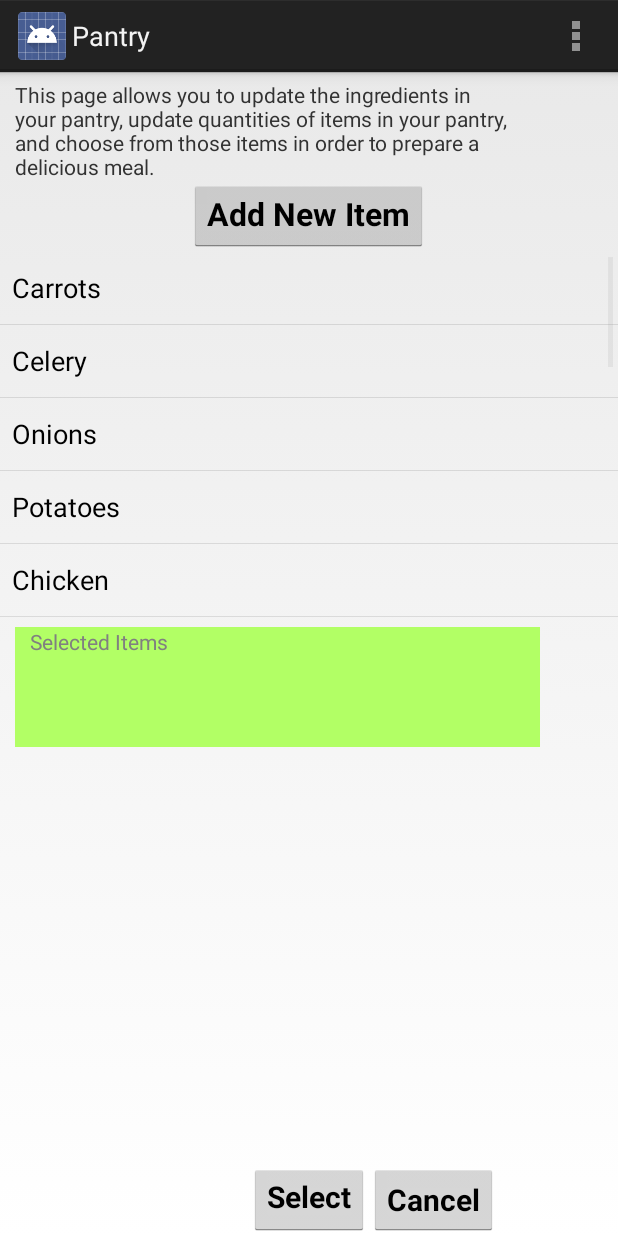
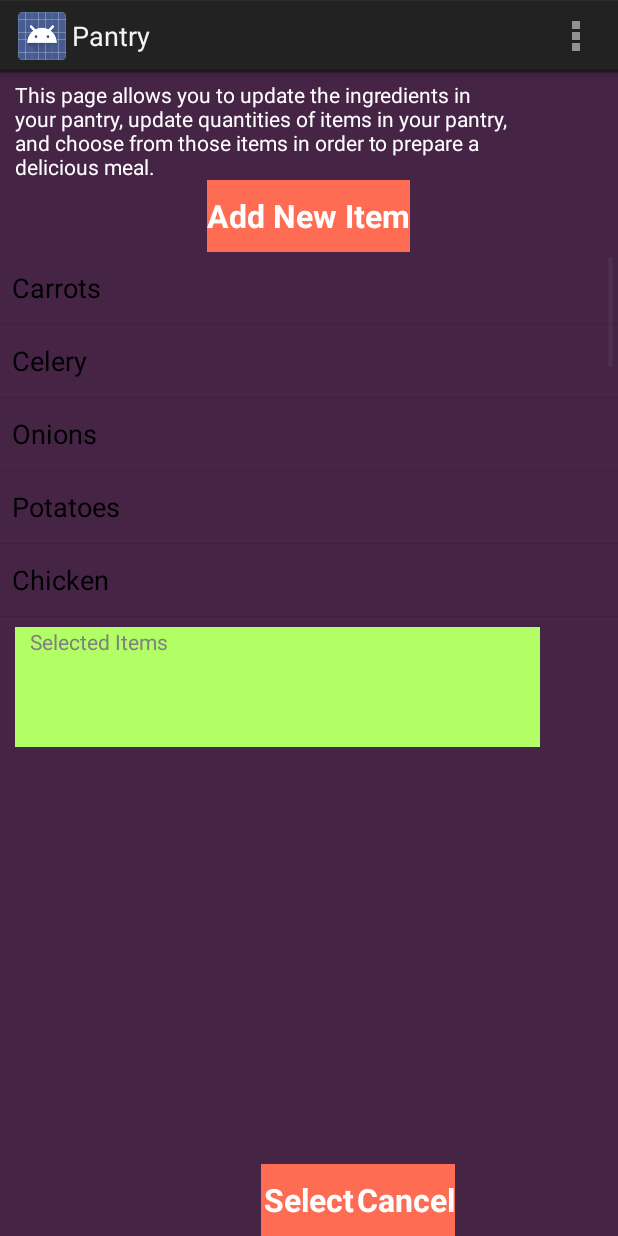
Before and after one commit to dcdinicola/Group_App_Working_Folder_The_Pantry_Planner, an Android app: the PantryPopupActivity screen opened directly, with no data from a screen before it, on a phone screen of 412 x 824 dp. Run offline under Robolectric (Android 15) with nearby library versions, the phone set to English and light mode, and no system bars.

Commit message:
changed layout of pantry popup background buttons

```diff
--- a/MyFirstApplication-2/app/src/main/res/layout/activity_main.xml
+++ b/MyFirstApplication-2/app/src/main/res/layout/activity_main.xml
@@ -63,7 +63,7 @@
         android:text="Select From Pantry"
         android:id="@+id/button3"
         android:layout_centerHorizontal="true"
-        android:textSize="20sp"
+        android:textSize="21sp"
         android:textStyle="bold"
         android:background="#ff6c54"
         android:textColor="#FFF"
@@ -157,7 +157,9 @@
         android:textColor="#FFF"
         android:onClick="lookUpRecipe"
         android:layout_below="@+id/textView4"
-        android:layout_marginTop="10dp" />
+        android:layout_marginTop="10dp"
+        android:textSize="21sp"
+        android:textStyle="bold" />
 
     <Spinner
         android:layout_width="300dp"
--- a/MyFirstApplication-2/app/src/main/res/layout/activity_pantry_popup.xml
+++ b/MyFirstApplication-2/app/src/main/res/layout/activity_pantry_popup.xml
@@ -3,7 +3,8 @@
     xmlns:tools="http://schemas.android.com/tools" android:layout_width="match_parent"
     android:layout_height="match_parent"
     tools:context="com.irissonghy.myfirstapplication.PantryPopupActivity"
-    android:id="@+id/pantryPopupRelative">
+    android:id="@+id/pantryPopupRelative"
+    android:background="#462446">
 
     <TextView
         android:layout_width="348dp"
@@ -11,6 +12,7 @@
         android:text="This page allows you to update the ingredients in your pantry, update quantities of items in your pantry, and choose from those items in order to prepare a delicious meal."
         android:id="@+id/textView_ingredientsContentText"
         android:layout_gravity="right"
+        android:textColor="#fff"
         android:paddingLeft="10dp"
         android:paddingRight="5dp"
         android:layout_marginTop="5dp" />
@@ -23,9 +25,11 @@
         android:layout_centerHorizontal="true"
         android:textSize="21sp"
         android:textStyle="bold"
-        android:gravity="top"
+        android:gravity="center"
         android:layout_gravity="top"
-        android:layout_marginTop="72dp"/>
+        android:layout_marginTop="72dp"
+        android:background="#ff6c54"
+        android:textColor="#FFF" />
 
 
     <Button
@@ -33,12 +37,13 @@
         android:layout_height="wrap_content"
         android:text="Select"
         android:id="@+id/button2"
-        android:textSize="20sp"
+        android:textSize="21sp"
         android:textStyle="bold"
-        android:gravity="center_horizontal"
-        android:layout_gravity="center_horizontal|bottom|top"
+        android:layout_gravity="center"
         android:layout_alignParentBottom="true"
-        android:layout_centerHorizontal="true" />
+        android:layout_centerHorizontal="true"
+        android:textColor="#FFF"
+        android:background="#ff6c54" />
 
     <Button
         android:layout_width="wrap_content"
@@ -48,9 +53,11 @@
         android:layout_alignTop="@+id/button2"
         android:layout_toRightOf="@+id/button2"
         android:layout_toEndOf="@+id/button2"
-        android:textSize="20dp"
+        android:textSize="21sp"
         android:textStyle="bold"
-        android:gravity="center|center_vertical|fill_vertical" />
+        android:gravity="center|center_vertical|fill_vertical"
+        android:textColor="#FFF"
+        android:background="#ff6c54" />
 
 
     <ImageView
@@ -84,6 +91,7 @@
         android:layout_width="wrap_content"
         android:layout_height="250dp"
         android:id="@+id/PantrylistView"
+        android:textColor="#fff"
         android:layout_alignTop="@+id/space"
         android:layout_alignParentLeft="true"
         android:layout_alignParentStart="true" />
```
